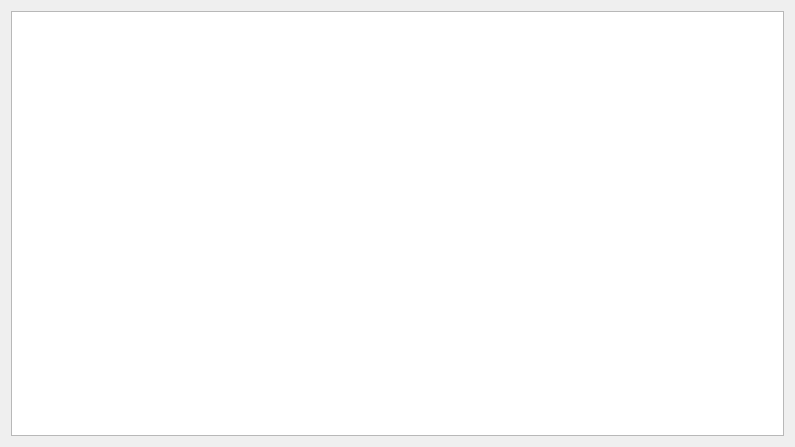
First picture: the form in Task4(GraphOstov)/Graph/subwindow.ui, repository altaos/CPlus, before the edit.
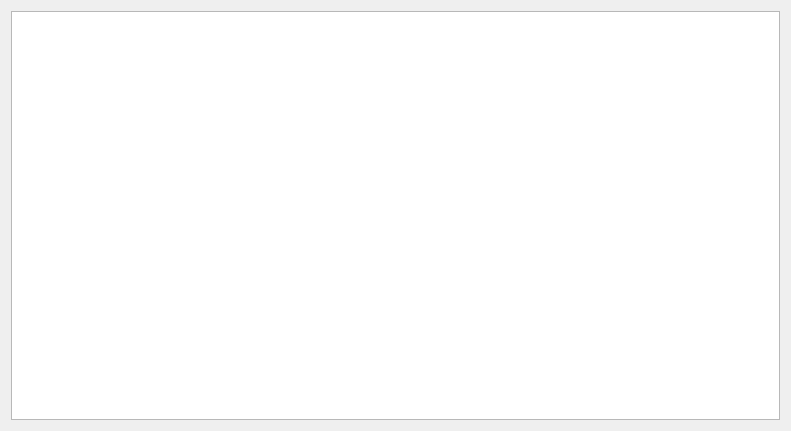
Second picture: the form after the edit.

What changed in the file:
```diff
--- a/Task4(GraphOstov)/Graph/subwindow.ui
+++ b/Task4(GraphOstov)/Graph/subwindow.ui
@@ -1,19 +1,19 @@
 <?xml version="1.0" encoding="UTF-8"?>
 <ui version="4.0">
  <class>SubWindow</class>
- <widget class="QDialog" name="SubWindow">
+ <widget class="QWidget" name="SubWindow">
   <property name="geometry">
    <rect>
     <x>0</x>
     <y>0</y>
-    <width>795</width>
-    <height>447</height>
+    <width>791</width>
+    <height>431</height>
    </rect>
   </property>
   <property name="windowTitle">
    <string>Dialog</string>
   </property>
-  <layout class="QVBoxLayout" name="verticalLayout">
+  <layout class="QHBoxLayout" name="horizontalLayout">
    <item>
     <widget class="QGraphicsView" name="graphicsView"/>
    </item>
```
Left out of the diff: 2 changed lines with no effect on the pictures.
